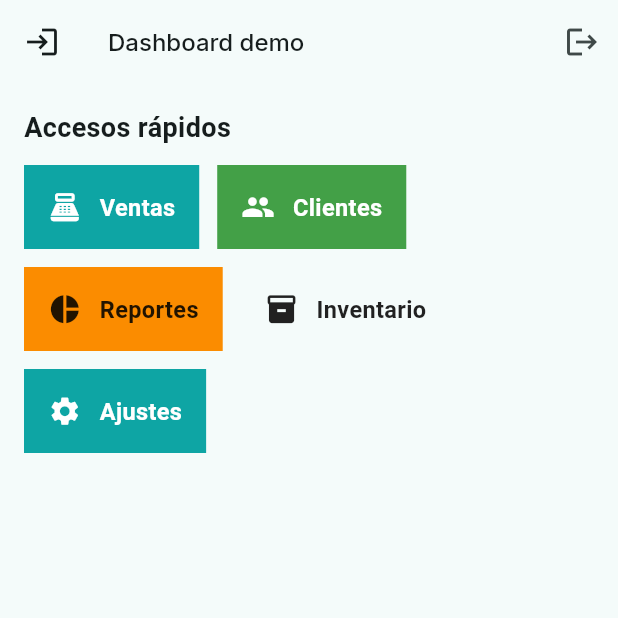
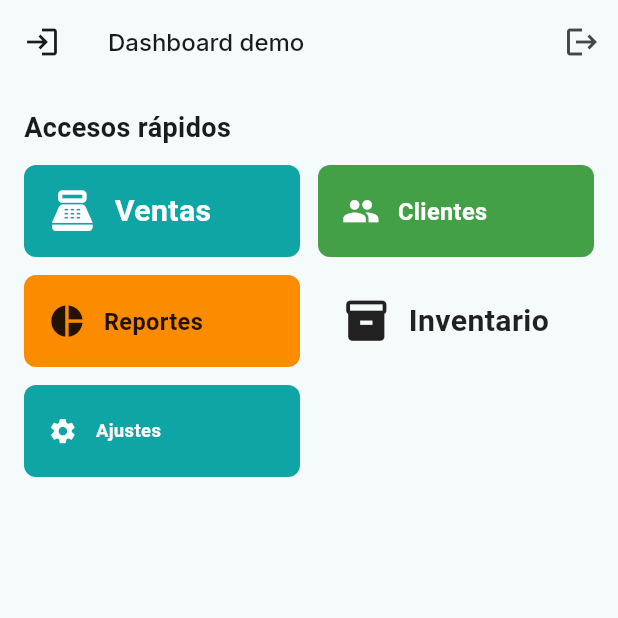
Before and after one commit to Marequena/agilapp, a Flutter app: the DashboardDemoPage screen opened by its route, on a phone screen of 412 x 824 dp, the top half of it. Run offline on Flutter 3.47's test engine with Material 3 defaults, Android fonts, the phone set to English and light mode, and no system bars; our stand-ins replace dio, flutter_secure_storage, google_fonts; accounts and stored records are empty.

Commit message:
feat(ui): metro grid - full width metro buttons on dashboard

```diff
--- a/lib/core/widgets/metro_button.dart
+++ b/lib/core/widgets/metro_button.dart
@@ -10,6 +10,7 @@ class MetroButton extends StatelessWidget {
   final VoidCallback? onPressed;
   final MetroVariant variant;
   final MetroSize size;
+  final bool fullWidth;
 
   const MetroButton({
     Key? key,
@@ -18,6 +19,7 @@ class MetroButton extends StatelessWidget {
     this.onPressed,
     this.variant = MetroVariant.primary,
     this.size = MetroSize.medium,
+  this.fullWidth = false,
   }) : super(key: key);
 
   double get _height {
@@ -56,27 +58,31 @@ class MetroButton extends StatelessWidget {
   Widget build(BuildContext context) {
     final bg = _bgForVariant(context);
     final fg = _fgForVariant(context);
-    return SizedBox(
-      height: _height,
-      child: Material(
+    final child = Material(
       color: bg,
+      shape: RoundedRectangleBorder(borderRadius: BorderRadius.circular(8)),
       child: InkWell(
         onTap: onPressed,
         child: Padding(
           padding: const EdgeInsets.symmetric(horizontal: 16),
           child: Row(
-              mainAxisSize: MainAxisSize.min,
+            mainAxisAlignment: fullWidth ? MainAxisAlignment.start : MainAxisAlignment.center,
             children: [
               if (icon != null) ...[
-                  Icon(icon, color: fg, size: _height * 0.4),
+                Icon(icon, color: fg, size: _height * 0.45),
                 const SizedBox(width: 12),
               ],
-                Text(label, style: TextStyle(color: fg, fontSize: _height * 0.28, fontWeight: FontWeight.w600)),
+              Flexible(child: Text(label, style: TextStyle(color: fg, fontSize: _height * 0.28, fontWeight: FontWeight.w700))),
             ],
           ),
         ),
       ),
-      ),
+    );
+
+    return SizedBox(
+      height: _height,
+      width: fullWidth ? double.infinity : null,
+      child: child,
     );
   }
 }
--- a/lib/presentation/pages/dashboard_demo.dart
+++ b/lib/presentation/pages/dashboard_demo.dart
@@ -43,14 +43,22 @@ class DashboardDemoPage extends StatelessWidget {
         child: Column(crossAxisAlignment: CrossAxisAlignment.start, children: [
           const Text('Accesos rápidos', style: TextStyle(fontSize: 18, fontWeight: FontWeight.w600)),
           const SizedBox(height: 12),
-          // Grid/wrap of metro buttons for system actions
-          Wrap(spacing: 12, runSpacing: 12, children: [
-            MetroButton(label: 'Ventas', icon: Icons.point_of_sale, variant: MetroVariant.primary, onPressed: () {}),
-            MetroButton(label: 'Clientes', icon: Icons.people, variant: MetroVariant.success, onPressed: () {}),
-            MetroButton(label: 'Reportes', icon: Icons.pie_chart, variant: MetroVariant.warning, onPressed: () {}),
-            MetroButton(label: 'Inventario', icon: Icons.inventory, variant: MetroVariant.neutral, onPressed: () {}),
-            MetroButton(label: 'Ajustes', icon: Icons.settings, variant: MetroVariant.primary, onPressed: () {}),
-          ]),
+          // Grid of metro buttons that occupy available width
+          Expanded(
+            child: GridView.count(
+              crossAxisCount: 2,
+              mainAxisSpacing: 12,
+              crossAxisSpacing: 12,
+              childAspectRatio: 3,
+              children: [
+                MetroButton(label: 'Ventas', icon: Icons.point_of_sale, variant: MetroVariant.primary, size: MetroSize.large, fullWidth: true, onPressed: () {}),
+                MetroButton(label: 'Clientes', icon: Icons.people, variant: MetroVariant.success, size: MetroSize.medium, fullWidth: true, onPressed: () {}),
+                MetroButton(label: 'Reportes', icon: Icons.pie_chart, variant: MetroVariant.warning, size: MetroSize.medium, fullWidth: true, onPressed: () {}),
+                MetroButton(label: 'Inventario', icon: Icons.inventory, variant: MetroVariant.neutral, size: MetroSize.large, fullWidth: true, onPressed: () {}),
+                MetroButton(label: 'Ajustes', icon: Icons.settings, variant: MetroVariant.primary, size: MetroSize.small, fullWidth: true, onPressed: () {}),
+              ],
+            ),
+          ),
         ]),
       ),
     );
```
Lines whose indentation alone changed are shown as unchanged.
